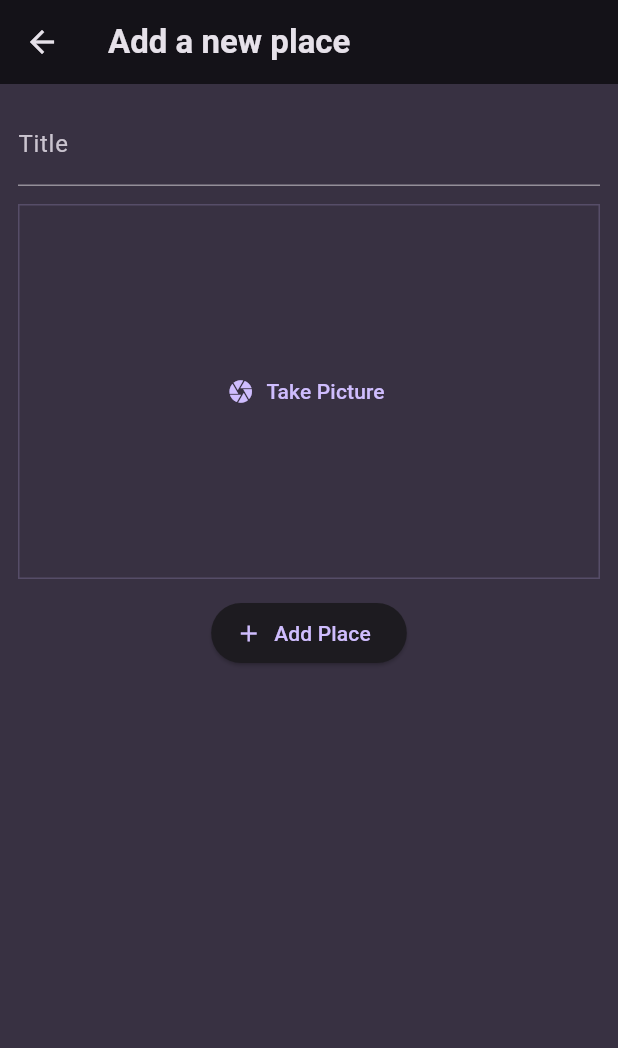
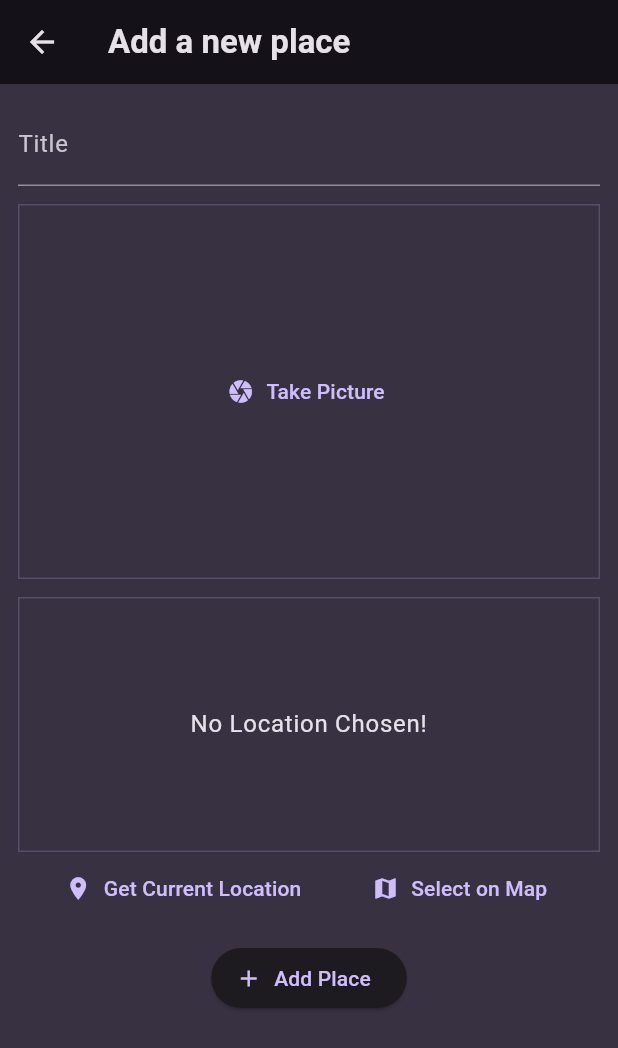
Before and after one commit to Debadrita438/flutter-favorite-places, a Flutter app: the AddPlaceScreen screen opened directly, on a phone screen of 412 x 824 dp. Shown: the top 1048 px of the screen. Run offline on Flutter 3.47's test engine with Material 3 defaults, Android fonts, the phone set to English and light mode, and no system bars; our stand-ins replace flutter_riverpod, google_fonts, image_picker, location.

```diff
--- a/lib/screens/add_place_screen.dart
+++ b/lib/screens/add_place_screen.dart
@@ -1,11 +1,12 @@
 import 'dart:io';
 
-import 'package:favorite_places/widgets/image_input.dart';
 import 'package:flutter/material.dart';
 import 'package:flutter_riverpod/flutter_riverpod.dart';
 
 import 'package:favorite_places/models/place.dart';
 import 'package:favorite_places/providers/add_place_provider.dart';
+import 'package:favorite_places/widgets/image_input.dart';
+import 'package:favorite_places/widgets/location_input.dart';
 
 class AddPlaceScreen extends ConsumerStatefulWidget {
   const AddPlaceScreen({super.key});
@@ -75,6 +76,8 @@ class _AddPlaceScreenState extends ConsumerState<AddPlaceScreen> {
               const SizedBox(height: 12),
               ImageInput(onPickImage: pickeImageHandler),
               const SizedBox(height: 12),
+              const LocationInput(),
+              const SizedBox(height: 12),
               ElevatedButton.icon(
                 icon: const Icon(Icons.add),
                 onPressed: _onSubmitForm,
--- a/lib/widgets/location_input.dart
+++ b/lib/widgets/location_input.dart
@@ -1,4 +1,8 @@
+import 'dart:convert';
+
 import 'package:flutter/material.dart';
+import 'package:location/location.dart';
+import 'package:http/http.dart' as http;
 
 class LocationInput extends StatefulWidget {
   const LocationInput({super.key});
@@ -10,9 +14,92 @@ class LocationInput extends StatefulWidget {
 }
 
 class _LocationInputState extends State<LocationInput> {
+  Location? _pickedLocation;
+  var _isGettingLocation = false;
+
+  void _getCurrentLocation() async {
+    Location location = Location();
+
+    bool serviceEnabled;
+    PermissionStatus permissionGranted;
+    LocationData locationData;
+
+    serviceEnabled = await location.serviceEnabled();
+    if (!serviceEnabled) {
+      serviceEnabled = await location.requestService();
+      if (!serviceEnabled) {
+        return;
+      }
+    }
+
+    permissionGranted = await location.hasPermission();
+    if (permissionGranted == PermissionStatus.denied) {
+      permissionGranted = await location.requestPermission();
+      if (permissionGranted != PermissionStatus.granted) {
+        return;
+      }
+    }
+
+    setState(() => _isGettingLocation = true);
+    locationData = await location.getLocation();
+
+    final lat = locationData.latitude;
+    final lang = locationData.longitude;
+
+    final url = Uri.parse(
+        'https://maps.googleapis.com/maps/api/geocode/json?latlng=$lat,$lang&key=AIzaSyAwd0FyP2FruH4r19WrpC-8KO25JQHQPOw');
+    final response = await http.get(url);
+    final mapResponse = json.decode(response.body);
+    final address = mapResponse['results'][0]['formatted_address'];
+
+    setState(() => _isGettingLocation = false);
+  }
+
   @override
   Widget build(BuildContext context) {
-    // TODO: implement build
-    throw UnimplementedError();
+    Widget displayContent = Text(
+      'No Location Chosen!',
+      textAlign: TextAlign.center,
+      style: Theme.of(context)
+          .textTheme
+          .bodyLarge!
+          .copyWith(color: Theme.of(context).colorScheme.onBackground),
+    );
+
+    if (_isGettingLocation) {
+      displayContent = const CircularProgressIndicator();
+    }
+
+    return Column(
+      children: [
+        Container(
+          height: 170,
+          width: double.infinity,
+          alignment: Alignment.center,
+          decoration: BoxDecoration(
+            border: Border.all(
+              width: 1,
+              color: Theme.of(context).colorScheme.primary.withOpacity(0.2),
+            ),
+          ),
+          child: displayContent,
+        ),
+        Row(
+          mainAxisAlignment: MainAxisAlignment.spaceEvenly,
+          children: [
+            TextButton.icon(
+              onPressed: _getCurrentLocation,
+              icon: const Icon(Icons.location_on),
+              label: const Text('Get Current Location'),
+            ),
+            TextButton.icon(
+              onPressed: () {},
+              icon: const Icon(Icons.map),
+              label: const Text('Select on Map'),
+            ),
+          ],
+        )
+      ],
+    );
   }
 }
--- a/pubspec.yaml
+++ b/pubspec.yaml
@@ -40,6 +40,7 @@ dependencies:
   uuid: ^4.2.2
   image_picker: ^1.0.5
   location: ^5.0.3
+  http: ^1.1.2
 
 dev_dependencies:
   flutter_test:
```
Also changed, not shown: pubspec.lock, 4 other files.
